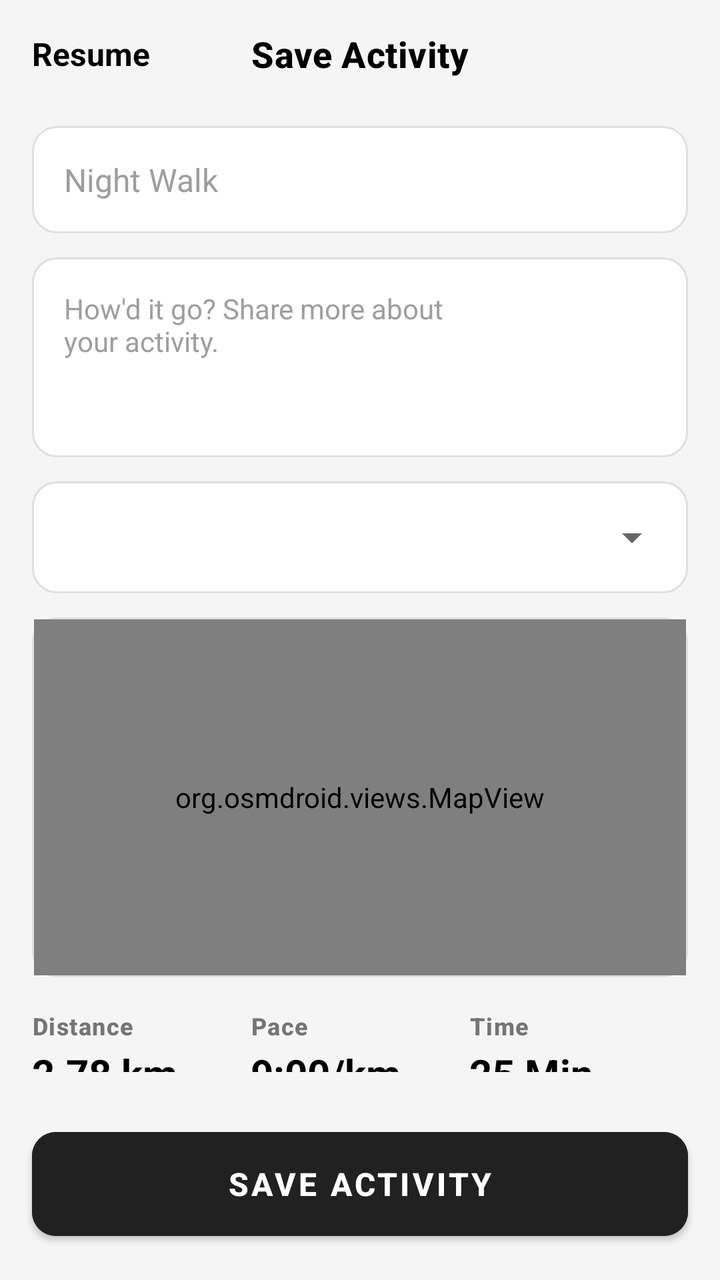
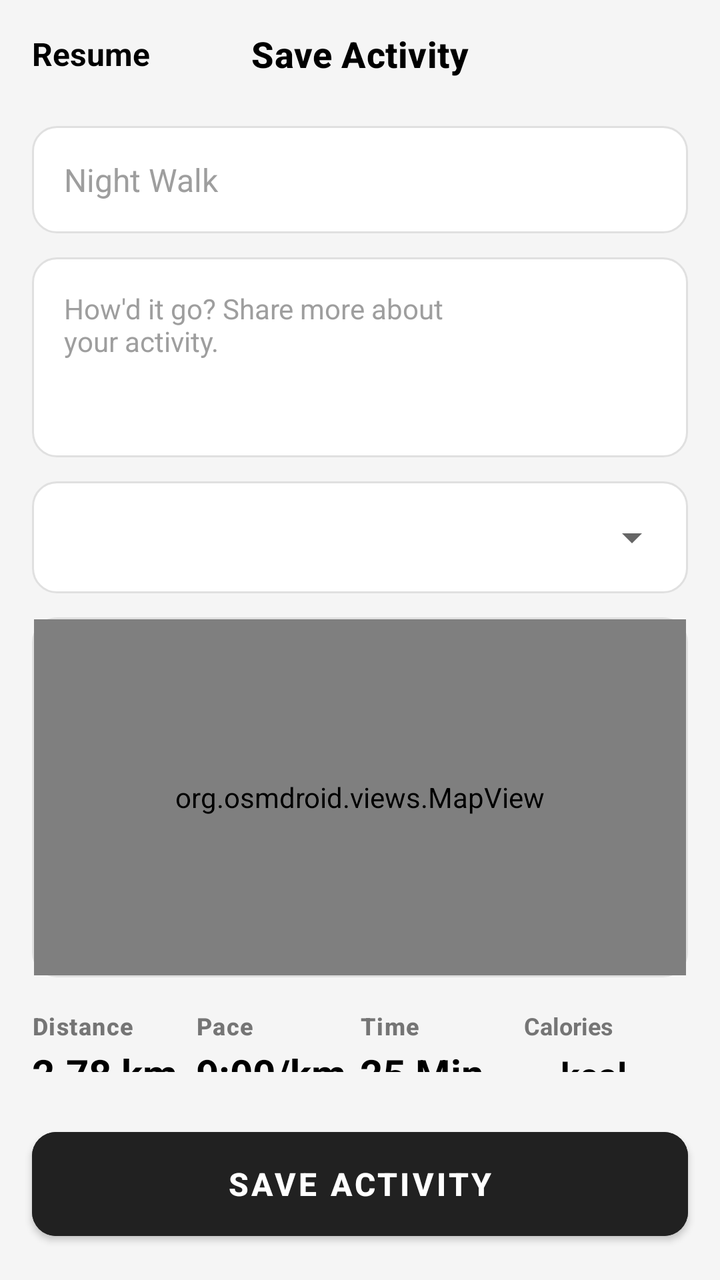

Before-and-after screenshots of an Android layout around one commit, followed by the original layout XML and the change that was made.
<!-- AndroidManifest.xml: application theme Theme.LionFitApp -->
<!-- res/layout/fragment_save_activity.xml -->
<?xml version="1.0" encoding="utf-8"?>
<androidx.constraintlayout.widget.ConstraintLayout xmlns:android="http://schemas.android.com/apk/res/android"
    xmlns:app="http://schemas.android.com/apk/res-auto"
    xmlns:tools="http://schemas.android.com/tools"
    android:layout_width="match_parent"
    android:layout_height="match_parent"
    android:background="#F5F5F5"
    tools:context=".ui.running.SaveActivityFragment">

    <TextView
        android:id="@+id/tvResume"
        android:layout_width="wrap_content"
        android:layout_height="wrap_content"
        android:layout_marginStart="16dp"
        android:layout_marginTop="16dp"
        android:text="Resume"
        android:textColor="@android:color/black"
        android:textSize="16sp"
        android:textStyle="bold"
        app:layout_constraintStart_toStartOf="parent"
        app:layout_constraintTop_toTopOf="parent" />

    <TextView
        android:id="@+id/tvSaveActivityTitle"
        android:layout_width="wrap_content"
        android:layout_height="wrap_content"
        android:text="Save Activity"
        style="@style/TextAppearance.LionFit.Header"
        android:textSize="18sp"
        app:layout_constraintBottom_toBottomOf="@+id/tvResume"
        app:layout_constraintEnd_toEndOf="parent"
        app:layout_constraintStart_toStartOf="parent"
        app:layout_constraintTop_toTopOf="@+id/tvResume" />

    <ScrollView
        android:layout_width="match_parent"
        android:layout_height="0dp"
        android:layout_marginTop="24dp"
        android:paddingBottom="24dp"
        app:layout_constraintBottom_toTopOf="@+id/btnSaveActivity"
        app:layout_constraintTop_toBottomOf="@+id/tvSaveActivityTitle">

        <LinearLayout
            android:layout_width="match_parent"
            android:layout_height="wrap_content"
            android:orientation="vertical"
            android:paddingHorizontal="16dp">

            <EditText
                android:id="@+id/etActivityTitle"
                android:layout_width="match_parent"
                android:layout_height="wrap_content"
                android:background="@drawable/bg_rounded_card"
                android:hint="Night Walk"
                android:inputType="textPersonName"
                android:padding="16dp"
                android:textColorHint="@color/hint_grey"
                android:textSize="16sp" />

            <EditText
                android:id="@+id/etActivityDescription"
                android:layout_width="match_parent"
                android:layout_height="wrap_content"
                android:layout_marginTop="12dp"
                android:background="@drawable/bg_rounded_card"
                android:gravity="top|start"
                android:hint="How'd it go? Share more about \nyour activity."
                android:inputType="textMultiLine"
                android:lines="4"
                android:padding="16dp"
                android:textColorHint="@color/hint_grey"
                android:textSize="14sp" />

            <FrameLayout
                android:layout_width="match_parent"
                android:layout_height="wrap_content"
                android:layout_marginTop="12dp"
                android:background="@drawable/bg_rounded_card"
                android:padding="4dp">

                <Spinner
                    android:id="@+id/spinnerActivityType"
                    android:layout_width="match_parent"
                    android:layout_height="48dp"
                    android:paddingStart="12dp"
                    android:paddingEnd="12dp"
                    tools:listitem="@android:layout/simple_spinner_item" />
            </FrameLayout>

            <FrameLayout
                android:id="@+id/mapContainer"
                android:layout_width="match_parent"
                android:layout_height="180dp"
                android:layout_marginTop="12dp"
                android:background="@drawable/bg_rounded_card"
                android:padding="1dp">

                <org.osmdroid.views.MapView
                    android:id="@+id/map_history"
                    android:layout_width="match_parent"
                    android:layout_height="match_parent" />
            </FrameLayout>

            <LinearLayout
                android:layout_width="match_parent"
                android:layout_height="wrap_content"
                android:layout_marginTop="16dp"
                android:orientation="horizontal"
                android:weightSum="3">

                <LinearLayout
                    android:layout_width="0dp"
                    android:layout_height="wrap_content"
                    android:layout_weight="1"
                    android:orientation="vertical">

                    <TextView
                        android:layout_width="wrap_content"
                        android:layout_height="wrap_content"
                        android:text="Distance"
                        android:textStyle="bold"
                        style="@style/TextAppearance.LionFit.StatLabel" />

                    <TextView
                        android:id="@+id/tvFinalDistance"
                        android:layout_width="wrap_content"
                        android:layout_height="wrap_content"
                        android:layout_marginTop="2dp"
                        android:text="2.78 km"
                        style="@style/TextAppearance.LionFit.StatValue"
                        android:textSize="20sp" />
                </LinearLayout>

                <LinearLayout
                    android:layout_width="0dp"
                    android:layout_height="wrap_content"
                    android:layout_weight="1"
                    android:orientation="vertical">

                    <TextView
                        android:layout_width="wrap_content"
                        android:layout_height="wrap_content"
                        android:text="Pace"
                        android:textStyle="bold"
                        style="@style/TextAppearance.LionFit.StatLabel" />

                    <TextView
                        android:id="@+id/tvFinalPace"
                        android:layout_width="wrap_content"
                        android:layout_height="wrap_content"
                        android:layout_marginTop="2dp"
                        android:text="9:00/km"
                        style="@style/TextAppearance.LionFit.StatValue"
                        android:textSize="20sp" />
                </LinearLayout>

                <LinearLayout
                    android:layout_width="0dp"
                    android:layout_height="wrap_content"
                    android:layout_weight="1"
                    android:orientation="vertical">

                    <TextView
                        android:layout_width="wrap_content"
                        android:layout_height="wrap_content"
                        android:text="Time"
                        android:textStyle="bold"
                        style="@style/TextAppearance.LionFit.StatLabel" />

                    <TextView
                        android:id="@+id/tvFinalTime"
                        android:layout_width="wrap_content"
                        android:layout_height="wrap_content"
                        android:layout_marginTop="2dp"
                        android:text="25 Min"
                        style="@style/TextAppearance.LionFit.StatValue"
                        android:textSize="20sp" />
                </LinearLayout>
            </LinearLayout>

        </LinearLayout>
    </ScrollView>

    <com.google.android.material.button.MaterialButton
        android:id="@+id/btnSaveActivity"
        android:layout_width="match_parent"
        android:layout_height="64dp"
        android:layout_margin="16dp"
        android:backgroundTint="@color/save_button_black"
        android:text="SAVE ACTIVITY"
        android:textColor="@android:color/white"
        android:textSize="16sp"
        android:textStyle="bold"
        app:cornerRadius="12dp"
        app:layout_constraintBottom_toBottomOf="parent" />

</androidx.constraintlayout.widget.ConstraintLayout>
<!-- resources referenced by this layout -->
<resources>
  <color name="hint_grey">#9E9E9E</color>
  <color name="save_button_black">#212121</color>
  <!-- drawable bg_rounded_card (drawable) -->
  <?xml version="1.0" encoding="utf-8"?>
  <shape xmlns:android="http://schemas.android.com/apk/res/android">
      <solid android:color="@android:color/white" />
      <corners android:radius="12dp" /> <stroke
      android:width="1dp"
      android:color="#E0E0E0" /> </shape>
  <style name="TextAppearance.LionFit.Header" parent="TextAppearance.Material3.TitleMedium">
          <item name="android:textStyle">bold</item>
          <item name="android:textColor">@android:color/black</item>
      </style>
  <style name="TextAppearance.LionFit.StatLabel" parent="TextAppearance.Material3.LabelMedium">
          <item name="android:textColor">@color/text_grey_light</item>
      </style>
  <style name="TextAppearance.LionFit.StatValue" parent="TextAppearance.Material3.TitleLarge">
          <item name="android:textStyle">bold</item>
          <item name="android:textColor">@android:color/black</item>
      </style>
  <style name="Theme.LionFitApp" parent="Theme.MaterialComponents.Light.NoActionBar">
          <item name="android:windowLightStatusBar">true</item>
      </style>
  <color name="text_grey_light">#757575</color>
</resources>

<!-- the commit's change to res/layout/fragment_save_activity.xml (unified diff, before → after) -->
@@ -106,7 +106,7 @@
                 android:layout_height="wrap_content"
                 android:layout_marginTop="16dp"
                 android:orientation="horizontal"
-                android:weightSum="3">
+                android:weightSum="4">
 
                 <LinearLayout
                     android:layout_width="0dp"
@@ -175,6 +175,32 @@
                         android:text="25 Min"
                         style="@style/TextAppearance.LionFit.StatValue"
                         android:textSize="20sp" />
+                </LinearLayout>
+
+                <LinearLayout
+                    android:layout_width="0dp"
+                    android:layout_height="wrap_content"
+                    android:layout_weight="1"
+                    android:gravity="center_vertical"
+                    android:orientation="vertical">
+
+                    <TextView
+                        android:layout_width="wrap_content"
+                        android:layout_height="wrap_content"
+                        android:text="Calories"
+                        android:textColor="@color/text_grey_light"
+                        android:textSize="12sp"
+                        android:textStyle="bold" />
+
+                    <TextView
+                        android:id="@+id/tvSaveCalories"
+                        android:layout_width="wrap_content"
+                        android:layout_height="wrap_content"
+                        android:layout_marginTop="4dp"
+                        android:text="-- kcal"
+                        android:textColor="@android:color/black"
+                        android:textSize="18sp"
+                        android:textStyle="bold" />
                 </LinearLayout>
             </LinearLayout>
 
